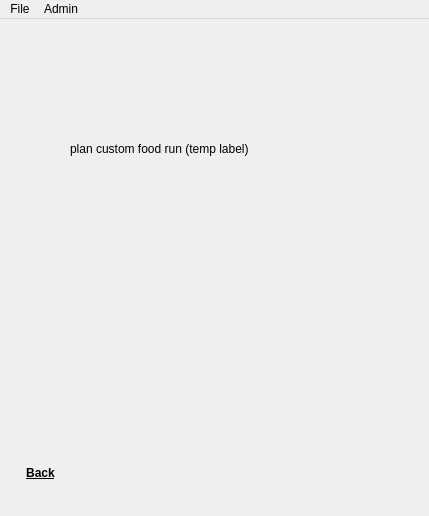
Above: src/form/mainwindow.ui from dank-devz/effective-octo-meme before the change. Below: the same form after it.
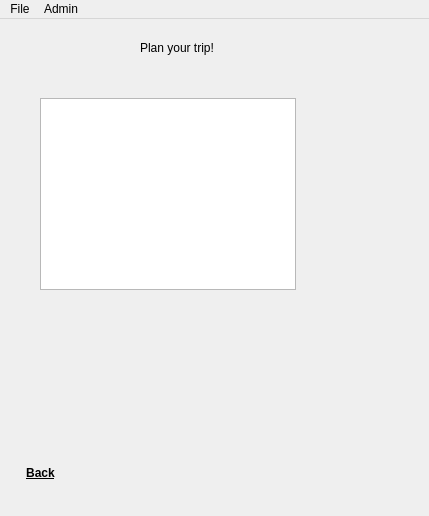
That is the form after the change. The open tabs and pages were chosen to show the change.

Commit message: edited the tables and fixed a bug where the combo boxes would over-propogate

```diff
--- a/src/form/mainwindow.ui
+++ b/src/form/mainwindow.ui
@@ -20,9 +20,12 @@
       <x>0</x>
       <y>-1</y>
       <width>431</width>
-      <height>491</height>
+      <height>501</height>
      </rect>
     </property>
+    <property name="styleSheet">
+     <string notr="true"/>
+    </property>
     <property name="currentIndex">
      <number>0</number>
     </property>
@@ -276,14 +279,14 @@
      <widget class="QLabel" name="label_3">
       <property name="geometry">
        <rect>
-        <x>70</x>
-        <y>120</y>
-        <width>261</width>
-        <height>22</height>
+        <x>140</x>
+        <y>20</y>
+        <width>120</width>
+        <height>20</height>
        </rect>
       </property>
       <property name="text">
-       <string>plan custom food run (temp label)</string>
+       <string>Plan your trip!</string>
       </property>
      </widget>
      <widget class="QPushButton" name="planCustomFoodRun_pushButton_back">
@@ -309,6 +312,16 @@
        <bool>true</bool>
       </property>
      </widget>
+     <widget class="QTableView" name="tableView_2">
+      <property name="geometry">
+       <rect>
+        <x>40</x>
+        <y>80</y>
+        <width>256</width>
+        <height>192</height>
+       </rect>
+      </property>
+     </widget>
     </widget>
     <widget class="QWidget" name="page_viewDetails">
      <widget class="QPushButton" name="viewDetails_pushButton_back">
```
Left out of the diff: 62 changed lines with no effect on the pictures. The commit also changes 1 other file.
